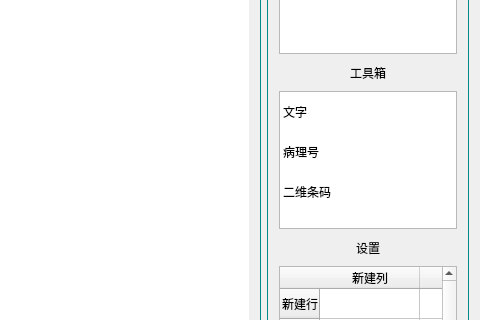
The window that printtemplate/templatesetup.ui (YYC572652645/PatholoSystem) describes before a commit, drawn with Qt 5; both pictures show x 424 to 904 and y 202 to 522 of the 904 by 630 pixel window.
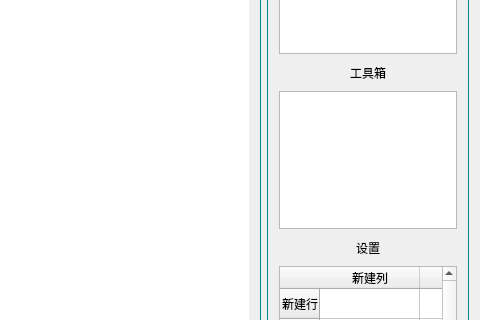
The same window after the commit. Icons and pictures are not drawn. Custom widgets are drawn as their Qt base class.

```diff
--- a/printtemplate/templatesetup.ui
+++ b/printtemplate/templatesetup.ui
@@ -460,21 +460,6 @@
                <property name="lineWidth">
                 <number>1</number>
                </property>
-               <item>
-                <property name="text">
-                 <string>文字</string>
-                </property>
-               </item>
-               <item>
-                <property name="text">
-                 <string>病理号</string>
-                </property>
-               </item>
-               <item>
-                <property name="text">
-                 <string>二维条码</string>
-                </property>
-               </item>
               </widget>
              </item>
              <item>
```
